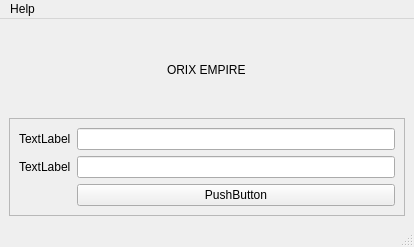
Old version of the form src/main/python/loginwindow.ui in the repository JacksonRye/empireresturant.
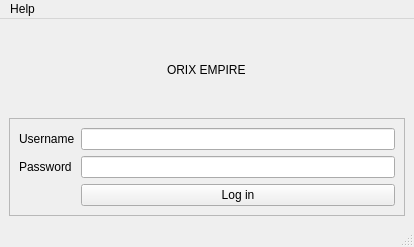
New version of the form.

Commit message: naming widgets correctly

```diff
--- a/src/main/python/loginwindow.ui
+++ b/src/main/python/loginwindow.ui
@@ -36,7 +36,7 @@
          <item row="0" column="0">
           <widget class="QLabel" name="label">
            <property name="text">
-            <string>TextLabel</string>
+            <string>Username</string>
            </property>
            <property name="buddy">
             <cstring>lineEdit</cstring>
@@ -49,7 +49,7 @@
          <item row="1" column="0">
           <widget class="QLabel" name="label_2">
            <property name="text">
-            <string>TextLabel</string>
+            <string>Password</string>
            </property>
            <property name="buddy">
             <cstring>lineEdit_2</cstring>
@@ -57,12 +57,19 @@
           </widget>
          </item>
          <item row="1" column="1">
-          <widget class="QLineEdit" name="lineEdit_2"/>
+          <widget class="QLineEdit" name="password_line_edit">
+           <property name="text">
+            <string/>
+           </property>
+           <property name="echoMode">
+            <enum>QLineEdit::Password</enum>
+           </property>
+          </widget>
          </item>
          <item row="2" column="1">
           <widget class="QPushButton" name="pushButton">
            <property name="text">
-            <string>PushButton</string>
+            <string>Log in</string>
            </property>
           </widget>
          </item>
```
Left out of the diff: 8 changed lines with no effect on the pictures. The commit also changes 2 other files.
